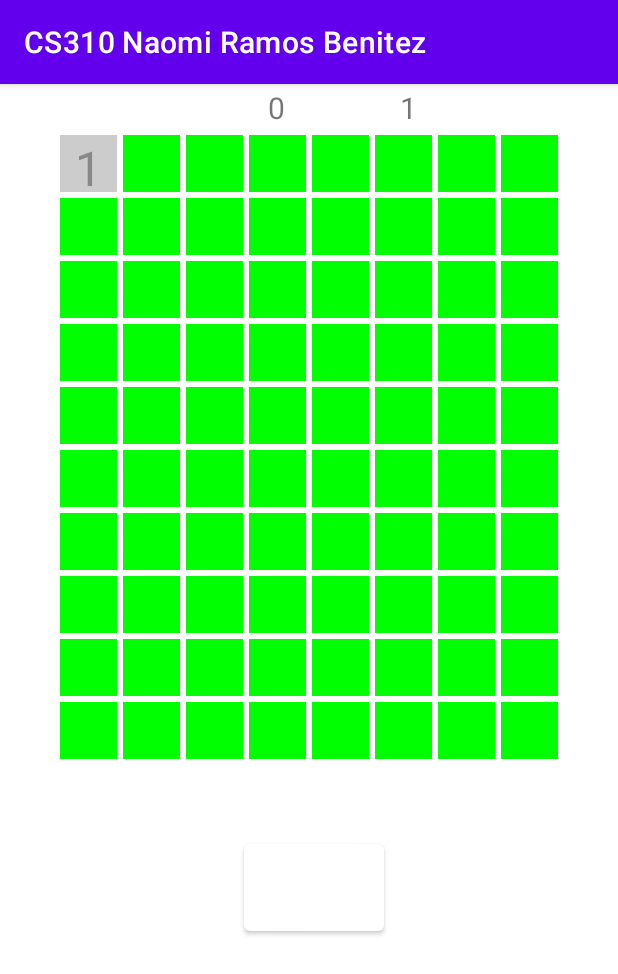
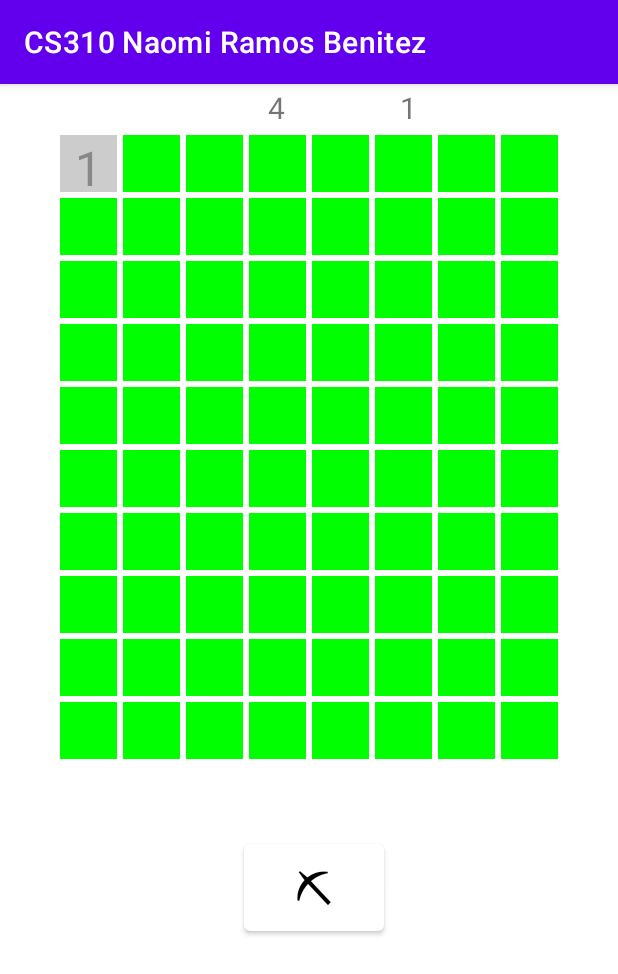
Before and after one commit to naomiramos97/Minesweeper, an Android app: the screen it shows after launch (MainActivity), after a tap on an icon or button, on a phone screen of 412 x 824 dp. Shown: the top 974 px of the screen. Run offline under Robolectric (Android 15) with nearby library versions, the phone set to English and light mode, and no system bars.

Commit message:
added flag mode

```diff
--- a/app/src/main/java/com/example/minesweeper/MainActivity.java
+++ b/app/src/main/java/com/example/minesweeper/MainActivity.java
@@ -1,5 +1,6 @@
 package com.example.minesweeper;
 
+import android.content.DialogInterface;
 import android.content.res.Resources;
 import android.graphics.Color;
 import android.os.Bundle;
@@ -7,6 +8,7 @@ import android.os.Handler;
 import android.view.LayoutInflater;
 import android.view.View;
 import android.widget.TextView;
+import android.widget.Button;
 import androidx.appcompat.app.AppCompatActivity;
 import androidx.gridlayout.widget.GridLayout;
 
@@ -18,7 +20,10 @@ public class MainActivity extends AppCompatActivity {
     private int clock = 0;
     private boolean running = false;
     private static final int COLUMN_COUNT = 8;
-    private static final int BOMB_COUNT = 4;
+    private static final int FLAG_COUNT = 4;
+    private boolean flagMode = false;
+    private boolean digMode = true;
+    int flagsPlaced = 0;
 
     // save the TextViews of all cells in an array, so later on,
     // when a TextView is clicked, we know which cell it is
@@ -36,6 +41,12 @@ public class MainActivity extends AppCompatActivity {
         super.onCreate(savedInstanceState);
         setContentView(R.layout.activity_main);
 
+        Button btn = (Button) findViewById(R.id.textView12);
+        btn.setOnClickListener(this::onClickButton);
+
+        final TextView flagCount = (TextView) findViewById(R.id.textView10);
+        flagCount.setText(Integer.toString(FLAG_COUNT));
+
         cell_tvs = new ArrayList<TextView>();
         GridLayout grid = (GridLayout) findViewById(R.id.gridLayout01);
         LayoutInflater li = LayoutInflater.from(this);
@@ -47,6 +58,7 @@ public class MainActivity extends AppCompatActivity {
                 GridLayout.LayoutParams lp = (GridLayout.LayoutParams) tv.getLayoutParams();
                 tv.setBackgroundColor(Color.GREEN);
                 tv.setOnClickListener(this::onClickTV);
+
                 lp.rowSpec = GridLayout.spec(i);
                 lp.columnSpec = GridLayout.spec(j);
 
@@ -74,10 +86,25 @@ public class MainActivity extends AppCompatActivity {
 
     public void onClickTV(View view) {
         TextView tv = (TextView) view;
+        final TextView flagCounts = (TextView) findViewById(R.id.textView10);
         int n = findIndexOfCellTextView(tv);
         int i = n / COLUMN_COUNT;
         int j = n % COLUMN_COUNT;
         Block b = board.getBlock(i, j);
+
+        if(flagMode && !b.isFlagged()){
+            tv.setText("\uD83D\uDEA9");
+            b.setFlagged(true);
+            flagsPlaced++;
+            flagCounts.setText(Integer.toString(FLAG_COUNT - flagsPlaced));
+        }
+        else if(flagMode && b.isFlagged()){
+            tv.setText(null);
+            b.setFlagged(false);
+            flagsPlaced--;
+            flagCounts.setText(Integer.toString(FLAG_COUNT - flagsPlaced));
+        }
+        else if(digMode){
             if (b.isBomb()) {
                 tv.setText("\uD83D\uDCA3");
                 tv.setBackgroundColor(Color.RED);
@@ -89,7 +116,23 @@ public class MainActivity extends AppCompatActivity {
             else if(!b.isBomb() && b.getValue() == 0){
                 tv.setBackgroundColor(Color.LTGRAY);
             }
+        }
+
         onClickStart(view);
+    }
+
+    public void onClickButton(View view){
+        TextView tv = (TextView) view;
+        if(flagMode){
+            tv.setText("\u26CF");
+            flagMode = false;
+            digMode = true;
+        }
+        else if(digMode){
+            tv.setText("\uD83D\uDEA9");
+            flagMode = true;
+            digMode = false;
+        }
     }
 
     public void onSaveInstanceState(Bundle savedInstanceState) {
--- a/app/src/main/res/layout/activity_main.xml
+++ b/app/src/main/res/layout/activity_main.xml
@@ -41,7 +41,7 @@
                 android:layout_marginBottom="2dp"
                 android:width="40dp"
                 android:height="40dp"
-                android:text="0"
+                android:text="4"
                 android:textAlignment="center"
                 android:textSize="20sp"
                 app:layout_column="1"
@@ -85,25 +85,6 @@
         android:layout_width="match_parent"
         android:layout_height="match_parent">
 
-        <Button
-            android:id="@+id/textView12"
-            app:backgroundTint="@color/white"
-            android:layout_width="93dp"
-            android:layout_height="70dp"
-            android:layout_marginStart="2dp"
-            android:layout_marginTop="2dp"
-            android:layout_marginEnd="2dp"
-            android:layout_marginBottom="2dp"
-            android:layout_x="163dp"
-            android:layout_y="501dp"
-            android:width="35dp"
-            android:height="35dp"
-            android:text="@string/flag"
-            android:textAlignment="center"
-            android:textSize="30sp"
-            app:layout_column="4"
-            app:layout_row="11" />
-
         <androidx.gridlayout.widget.GridLayout
             android:id="@+id/gridLayout01"
             android:layout_width="380dp"
@@ -117,9 +98,27 @@
             android:layout_y="32dp"
             app:columnCount="8"
             app:rowCount="10"></androidx.gridlayout.widget.GridLayout>
+
+        <Button
+            android:id="@+id/textView12"
+            android:text="@string/pick"
+            app:backgroundTint="@color/white"
+            android:layout_width="93dp"
+            android:layout_height="70dp"
+            android:layout_marginStart="2dp"
+            android:layout_marginTop="2dp"
+            android:layout_marginEnd="2dp"
+            android:layout_marginBottom="2dp"
+            android:layout_x="163dp"
+            android:layout_y="501dp"
+            android:width="35dp"
+            android:height="35dp"
+            android:textColor="@color/black"
+            android:textAlignment="center"
+            android:textSize="30sp"
+            app:layout_column="4"
+            app:layout_row="11" />
+
     </AbsoluteLayout>
 
-
-
-
 </androidx.constraintlayout.widget.ConstraintLayout>
```
Also changed, not shown: app/src/main/java/com/example/minesweeper/Board.java (+12 -0 lines). Lines whose indentation alone changed are shown as unchanged.
